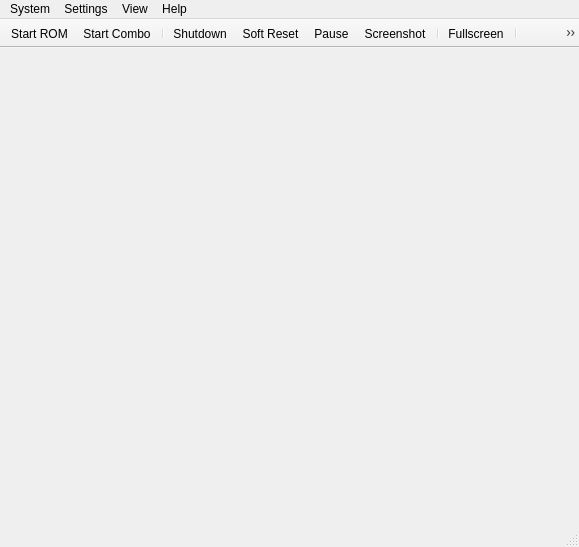
This is Source/RMG/UserInterface/MainWindow.ui in yeager/RMG as Qt 5 draws it before an edit. The edited form follows.
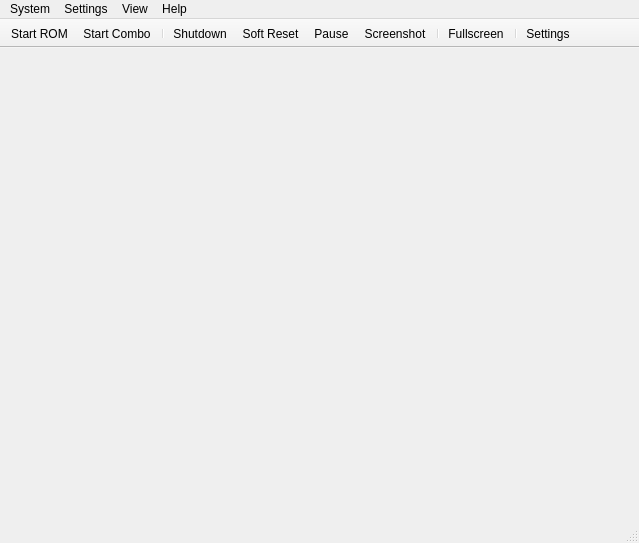
This is the edited form. Icons and pictures are not drawn.

What changed in the file:
```diff
--- a/Source/RMG/UserInterface/MainWindow.ui
+++ b/Source/RMG/UserInterface/MainWindow.ui
@@ -6,8 +6,8 @@
    <rect>
     <x>0</x>
     <y>0</y>
-    <width>579</width>
-    <height>547</height>
+    <width>639</width>
+    <height>543</height>
    </rect>
   </property>
   <property name="windowTitle">
@@ -25,7 +25,7 @@
     <rect>
      <x>0</x>
      <y>0</y>
-     <width>579</width>
+     <width>639</width>
      <height>22</height>
     </rect>
    </property>
```
Lines whose indentation alone changed are shown as unchanged.
